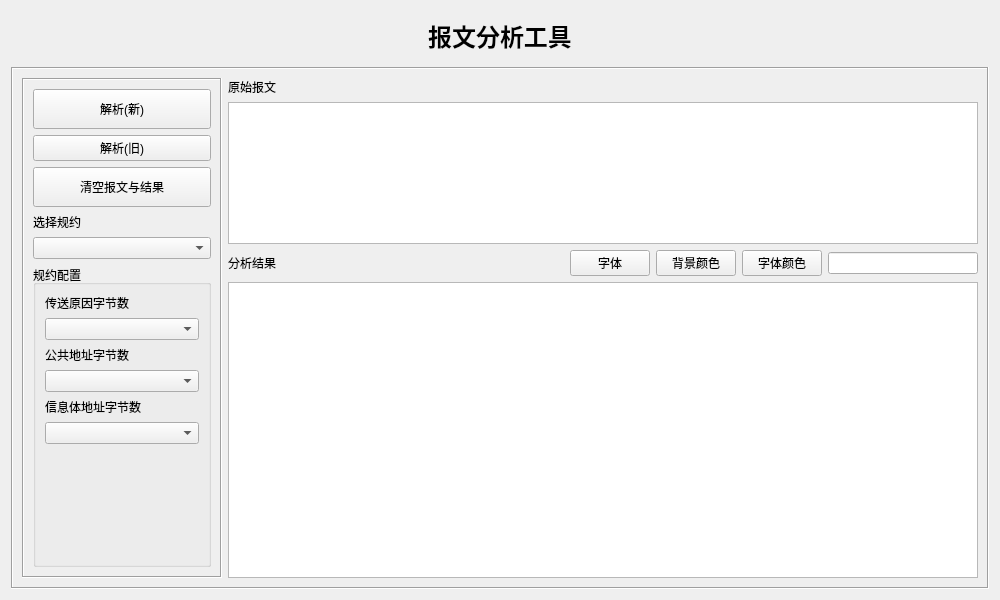
Old version of the form src/form/frmanalysis.ui in the repository whx110123/nettool.
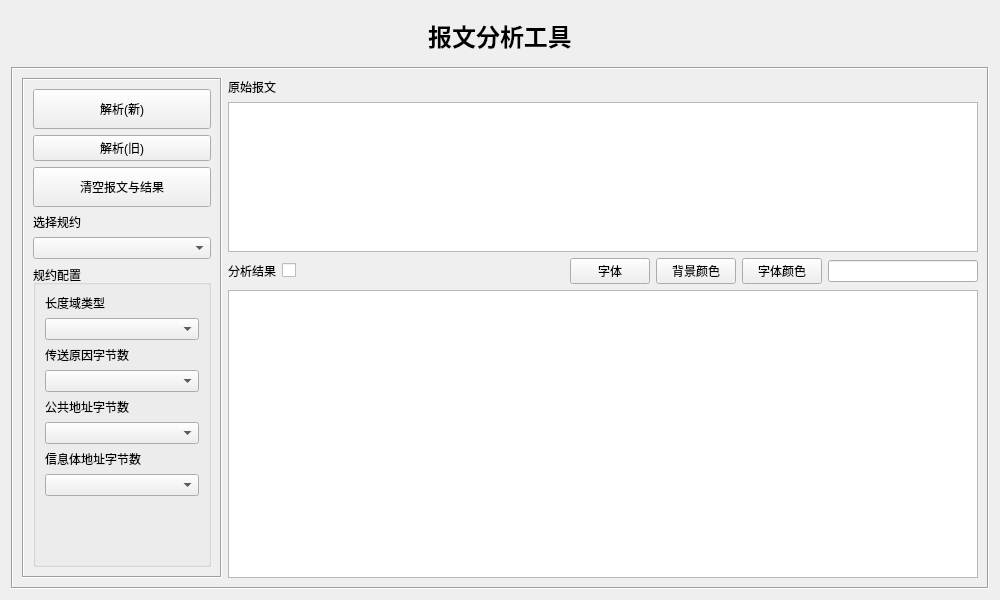
New version of the form.

What changed in the file:
```diff
--- a/src/form/frmanalysis.ui
+++ b/src/form/frmanalysis.ui
@@ -141,6 +141,16 @@
             <string>规约配置</string>
            </property>
            <layout class="QVBoxLayout" name="verticalLayout">
+            <item>
+             <widget class="QLabel" name="label_8">
+              <property name="text">
+               <string>长度域类型</string>
+              </property>
+             </widget>
+            </item>
+            <item>
+             <widget class="QComboBox" name="comboBox_lengthtype"/>
+            </item>
             <item>
              <widget class="QLabel" name="label_5">
               <property name="minimumSize">
@@ -241,6 +251,13 @@
           </property>
          </widget>
         </item>
+        <item>
+         <widget class="QCheckBox" name="checkBox_error">
+          <property name="toolTip">
+           <string>解析错误时保留解析过程,使用此功能可能出现程序异常</string>
+          </property>
+         </widget>
+        </item>
         <item>
          <spacer name="horizontalSpacer">
           <property name="orientation">
```
